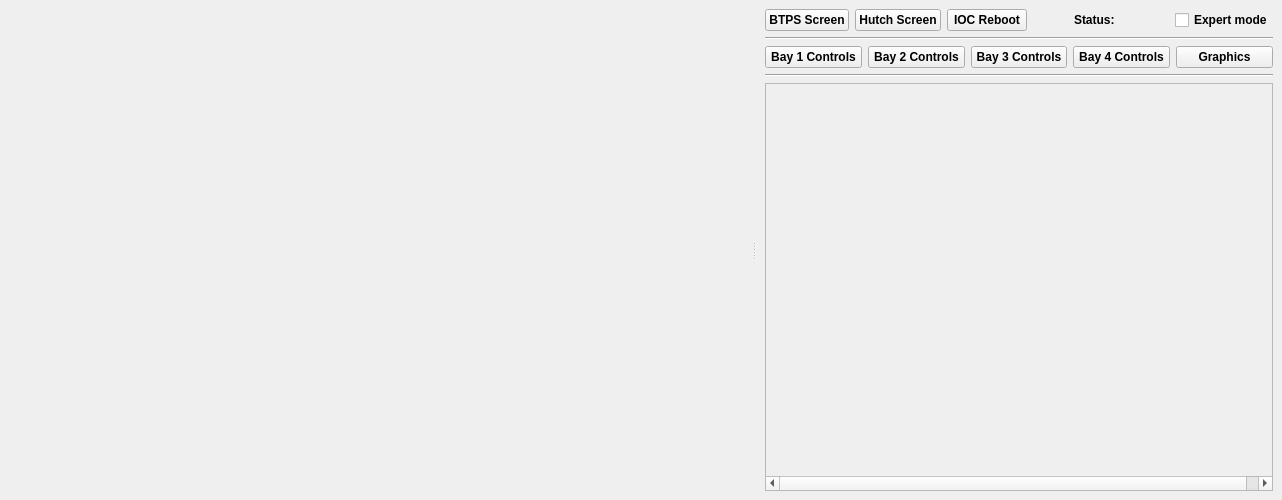
pcdshub/btms-ui, file btms_ui/ui/btms.ui: the form before one commit.
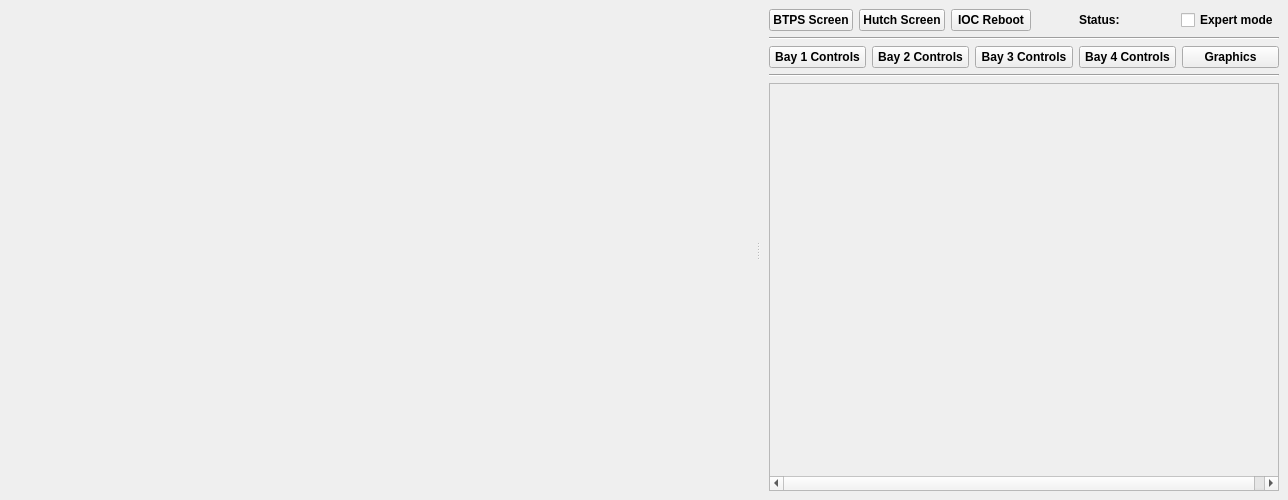
The form after the commit. Custom widgets are drawn as their Qt base class.

Commit message: Fix reboot button channel specification

Diff of the .ui file:
```diff
--- a/btms_ui/ui/btms.ui
+++ b/btms_ui/ui/btms.ui
@@ -6,7 +6,7 @@
    <rect>
     <x>0</x>
     <y>0</y>
-    <width>1282</width>
+    <width>1288</width>
     <height>500</height>
    </rect>
   </property>
```
Left out of the diff: 2 changed lines with no effect on the pictures.
